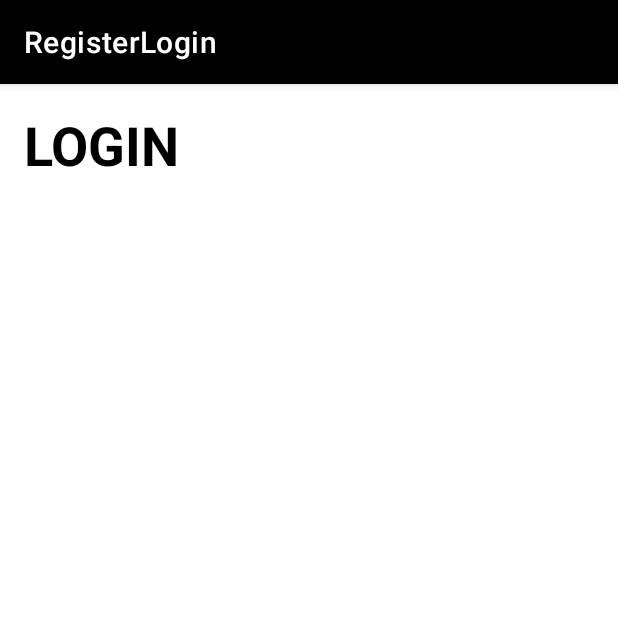
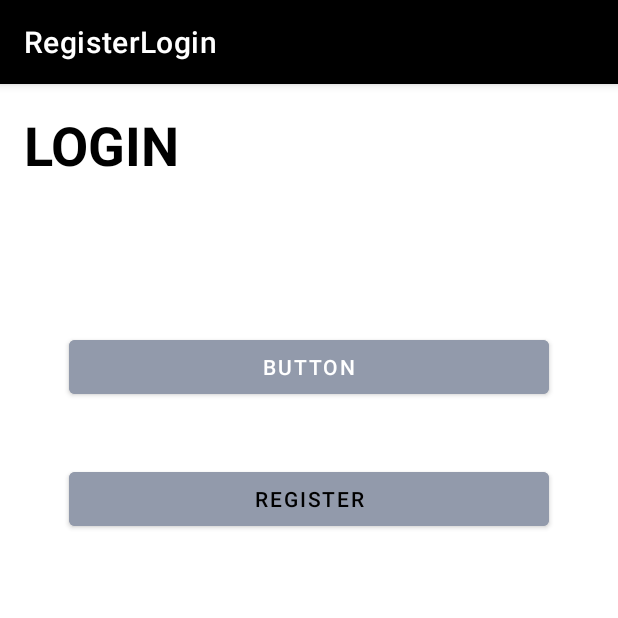
Before and after one commit to AdnSmile/RegisterLogin, an Android app: the LoginPage screen opened directly, with no data from a screen before it, on a phone screen of 412 x 824 dp, the top half of it. Run offline under Robolectric (Android 15) with nearby library versions, the phone set to English and light mode, and no system bars.

Commit message:
reza membuat tombol login dan rgister di file actifity login.xml

```diff
--- a/app/src/main/res/layout/activity_login_page.xml
+++ b/app/src/main/res/layout/activity_login_page.xml
@@ -5,7 +5,9 @@
     android:layout_width="match_parent"
     android:layout_height="match_parent"
     tools:context=".LoginPage"
-    android:padding="16dp"
+    android:layout_margin="16dp"
+    android:gravity="center_horizontal"
+    android:orientation="vertical"
     >
 
     <TextView
@@ -17,4 +19,25 @@
         android:textColor="@color/black"
         />
 
+    <Button
+        android:layout_width="match_parent"
+        android:layout_height="wrap_content"
+        android:text="BUTTON"
+        android:backgroundTint="@color/grey"
+        android:layout_marginTop="100dp"
+        android:layout_marginStart="30dp"
+        android:layout_marginEnd="30dp"
+        />
+
+    <Button
+        android:layout_width="match_parent"
+        android:layout_height="wrap_content"
+        android:text="Register"
+        android:textColor="@color/black"
+        android:backgroundTint="@color/grey"
+        android:layout_marginTop="40dp"
+        android:layout_marginStart="30dp"
+        android:layout_marginEnd="30dp"
+        />
+
 </LinearLayout>
--- a/app/src/main/res/values/colors.xml
+++ b/app/src/main/res/values/colors.xml
@@ -7,4 +7,5 @@
     <color name="teal_700">#FF018786</color>
     <color name="black">#FF000000</color>
     <color name="white">#FFFFFFFF</color>
+    <color name="grey">#929AAB</color>
 </resources>
```
